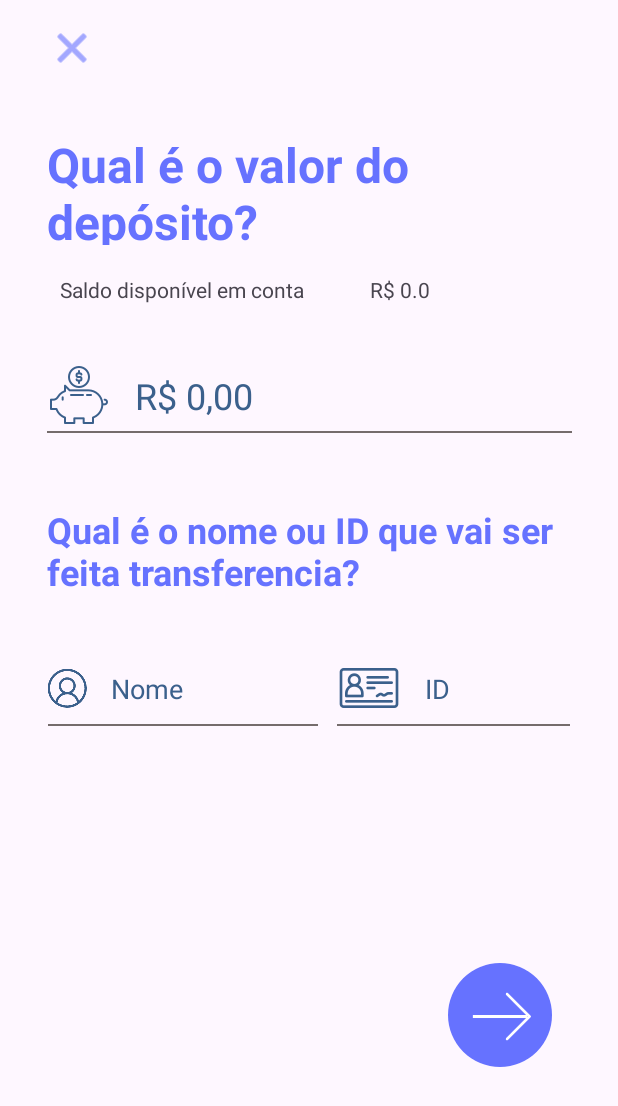
After one commit to EmillyLopes/Nubeink, an Android app: the DepositarActivity screen opened directly, with no data from a screen before it, on a phone screen of 412 x 824 dp. The commit adds this screen. Shown: the top 1106 px of the screen. Run offline under Robolectric (Android 15) with nearby library versions, the phone set to English and light mode, and no system bars; 2 statements that could not run were skipped.

Commit message:
[FEAT] - Criando deposito

```diff
--- a/app/src/main/AndroidManifest.xml
+++ b/app/src/main/AndroidManifest.xml
@@ -21,6 +21,9 @@
         <activity android:name=".view.TransferirActivity"
             android:exported="false"
             android:label=""/>
+        <activity android:name=".view.DepositarActivity"
+            android:exported="false"
+            android:label=""/>
         <activity
             android:name=".view.MainActivity"
             android:exported="true" >
--- /dev/null
+++ b/app/src/main/java/com/emy/nubeink/view/DepositarActivity.java
@@ -0,0 +1,115 @@
+package com.emy.nubeink.view;
+
+import android.content.Intent;
+import android.os.Bundle;
+import android.view.View;
+import android.widget.Button;
+import android.widget.EditText;
+import android.widget.ImageButton;
+import android.widget.TextView;
+import android.widget.Toast;
+
+import androidx.appcompat.app.AppCompatActivity;
+
+import com.emy.nubeink.R;
+import com.emy.nubeink.model.dto.Usuario;
+import com.emy.nubeink.model.service.SistemaUsuarios;
+
+public class DepositarActivity extends AppCompatActivity{
+
+    private Usuario usuarioLogado;
+    private SistemaUsuarios sistema;
+    private TextView TextSaldo;
+    private EditText editTextSaldo;
+    private EditText idConta;
+    private EditText nomeConta;
+    private Button buttonDeposito;
+    private ImageButton buttonSair;
+
+    @Override
+    protected void onCreate(Bundle savedInstanceState) {
+        super.onCreate(savedInstanceState);
+        setContentView(R.layout.activity_depositar);
+
+        // Inicializa o sistema de usuários
+        sistema = new SistemaUsuarios(this);
+
+        // Identificando os elementos da tela
+        TextSaldo = findViewById(R.id.textViewsSaldoRealDeposito);
+        editTextSaldo = findViewById(R.id.editTextValorDeposito);
+        nomeConta = findViewById(R.id.editTextNomeContaDeposito);
+        idConta = findViewById(R.id.editTextContaDestinoDeposito);
+        // Identificando botões
+        buttonDeposito = findViewById(R.id.buttonRealizarDeposito);
+        buttonSair = findViewById(R.id.imageButtonSairDeposito);
+
+        String nomeUsuario = getIntent().getStringExtra("NOME_USUARIO");
+        String emailUsuario = getIntent().getStringExtra("EMAIL_USUARIO");
+        double saldoUsuario = getIntent().getDoubleExtra("SALDO_USUARIO", 0.0);
+        long idUsuario = getIntent().getLongExtra("ID_USUARIO", 1);
+
+        usuarioLogado = new Usuario(idUsuario, nomeUsuario, emailUsuario, saldoUsuario);
+        Double saldoPeloBanco = sistema.buscarSaldoUsuario(usuarioLogado);
+        TextSaldo.setText("R$ " + saldoPeloBanco);
+
+        buttonDeposito.setOnClickListener(new View.OnClickListener() {
+            @Override
+            public void onClick(View v) {
+                String saldo = editTextSaldo.getText().toString();
+                String nome = nomeConta.getText().toString();
+                String idContaText = idConta.getText().toString();
+
+                Double valor = verificaSaldo(saldo);
+                buscarUsuario(valor, nome, idContaText);
+            }
+        });
+
+        buttonSair.setOnClickListener(new View.OnClickListener() {
+            @Override
+            public void onClick(View v) {
+                Toast.makeText(getApplicationContext(), "Cancelando operação e voltando para o menu principal", Toast.LENGTH_SHORT).show();
+                Intent intent = sistema.criarIntentUsuario(usuarioLogado, DepositarActivity.this, MenuActivity.class);
+                startActivity(intent);
+            }
+        });
+    }
+
+    private Double verificaSaldo(String valor) {
+        Double saldoValido = null;
+        try {
+            saldoValido = Double.parseDouble(valor);
+            if (saldoValido <= 0) {
+                Toast.makeText(getApplicationContext(), "O valor da transferência deve ser positivo.", Toast.LENGTH_SHORT).show();
+                saldoValido = null;
+            }
+        } catch (NumberFormatException e) {
+            Toast.makeText(getApplicationContext(), "Por favor, insira um valor válido.", Toast.LENGTH_SHORT).show();
+        }
+        return saldoValido;
+    }
+
+    private void buscarUsuario(Double valor, String nome, String idContaText) {
+        if (valor != null && valor != 0) {
+            if (!nome.isEmpty() || !idContaText.isEmpty()) {
+                long id = !idContaText.isEmpty() ? Long.parseLong(idContaText) : 0;
+                Usuario usuarioEncontrado = sistema.buscarUsuario(nome, id);
+
+                if (usuarioEncontrado != null) {
+                    realizarTransferencia(usuarioLogado, valor, usuarioEncontrado);
+                } else {
+                    Toast.makeText(getApplicationContext(), "Usuário não encontrado.", Toast.LENGTH_SHORT).show();
+                }
+            } else {
+                Toast.makeText(getApplicationContext(), "Digite um nome ou ID antes de buscar.", Toast.LENGTH_SHORT).show();
+            }
+        }
+    }
+
+    private void realizarTransferencia(Usuario usuarioLogado, double saldoTransferencia, Usuario usuarioDestino) {
+        sistema.realizarTransferencia(usuarioLogado, saldoTransferencia, usuarioDestino);
+        Toast.makeText(getApplicationContext(), "Transferência realizada com sucesso.", Toast.LENGTH_SHORT).show();
+
+        Intent intent = sistema.criarIntentUsuario(usuarioLogado, DepositarActivity.this, MenuActivity.class);
+        startActivity(intent);
+    }
+}
--- a/app/src/main/java/com/emy/nubeink/view/MenuActivity.java
+++ b/app/src/main/java/com/emy/nubeink/view/MenuActivity.java
@@ -29,6 +29,9 @@ public class MenuActivity extends AppCompatActivity {
     private Button buttonConta;
     private Button buttonMeusCartoes;
     private ImageButton buttonTransferir;
+    private ImageButton buttonPix;
+    private ImageButton buttonDeposito;
+    private ImageButton buttonSair;
 
     private SistemaUsuarios sistemaUsuarios;
 
@@ -51,6 +54,9 @@ public class MenuActivity extends AppCompatActivity {
         buttonConta = findViewById(R.id.buttonConta);
         buttonMeusCartoes = findViewById(R.id.buttonMeusCartoes);
         buttonTransferir = findViewById(R.id.buttonTransferir);
+        buttonSair = findViewById(R.id.imageButtonSairMenu);
+        buttonPix = findViewById(R.id.buttonPix);
+        buttonDeposito = findViewById(R.id.buttonDepositar);
 
         // Obtendo dados do Intent
         String nomeUsuario = getIntent().getStringExtra("NOME_USUARIO");
@@ -71,5 +77,29 @@ public class MenuActivity extends AppCompatActivity {
                 startActivity(it);
             }
         });
+
+        buttonPix.setOnClickListener(new View.OnClickListener() {
+            @Override
+            public void onClick(View v) {
+                Intent it = sistemaUsuarios.criarIntentUsuario(usuarioLogado,MenuActivity.this, TransferirActivity.class);
+                startActivity(it);
+            }
+        });
+
+        buttonDeposito.setOnClickListener(new View.OnClickListener() {
+            @Override
+            public void onClick(View v) {
+                Intent it = sistemaUsuarios.criarIntentUsuario(usuarioLogado,MenuActivity.this, DepositarActivity.class);
+                startActivity(it);
+            }
+        });
+
+        buttonSair.setOnClickListener(new View.OnClickListener() {
+            @Override
+            public void onClick(View v) {
+                Intent it = sistemaUsuarios.criarIntentUsuario(usuarioLogado,MenuActivity.this, MainActivity.class);
+                startActivity(it);
+            }
+        });
     }
 }
--- /dev/null
+++ b/app/src/main/res/layout/activity_depositar.xml
@@ -0,0 +1,138 @@
+<?xml version="1.0" encoding="utf-8"?>
+<androidx.constraintlayout.widget.ConstraintLayout
+    xmlns:android="http://schemas.android.com/apk/res/android"
+    xmlns:app="http://schemas.android.com/apk/res-auto"
+    xmlns:tools="http://schemas.android.com/tools"
+    android:layout_width="match_parent"
+    android:layout_height="match_parent">
+
+    <EditText
+        android:id="@+id/editTextValorDeposito"
+        android:layout_width="350dp"
+        android:layout_height="50dp"
+        android:layout_marginTop="36dp"
+        android:autofillHints="@string/zero"
+        android:background="@drawable/edittext_background"
+        android:drawableStart="@drawable/salvando"
+        android:drawablePadding="16dp"
+        android:ems="10"
+        android:hint="@string/zero"
+        android:inputType="text"
+        android:textColorHint="#3B608C"
+        android:textSize="24sp"
+        app:layout_constraintEnd_toEndOf="parent"
+        app:layout_constraintStart_toStartOf="parent"
+        app:layout_constraintTop_toBottomOf="@+id/textViewSaldoDisponivelDeposito" />
+
+    <Button
+        android:id="@+id/buttonRealizarDeposito"
+        android:layout_width="93dp"
+        android:layout_height="82dp"
+        android:layout_marginTop="148dp"
+        android:layout_marginEnd="32dp"
+        android:background="?android:attr/windowSplashScreenBackground"
+        android:drawableTop="@drawable/btn_arraw1"
+        android:drawableTintMode="screen"
+        app:layout_constraintEnd_toEndOf="parent"
+        app:layout_constraintTop_toBottomOf="@+id/editTextContaDestinoDeposito" />
+
+    <TextView
+        android:id="@+id/textViewQualValorDeposito"
+        android:layout_width="350dp"
+        android:layout_height="75dp"
+        android:layout_marginStart="32dp"
+        android:layout_marginTop="88dp"
+        android:layout_marginEnd="32dp"
+        android:text="@string/qualValorDeposito"
+        android:textColor="@color/purple_primary"
+        android:textSize="32sp"
+        android:textStyle="bold"
+        app:layout_constraintEnd_toEndOf="parent"
+        app:layout_constraintStart_toStartOf="parent"
+        app:layout_constraintTop_toTopOf="parent" />
+
+    <TextView
+        android:id="@+id/textViewSaldoDisponivelDeposito"
+        android:layout_width="wrap_content"
+        android:layout_height="19dp"
+        android:layout_marginStart="40dp"
+        android:layout_marginTop="20dp"
+        android:text="@string/saldoDisponivel"
+        app:layout_constraintStart_toStartOf="parent"
+        app:layout_constraintTop_toBottomOf="@+id/textViewQualValorDeposito" />
+
+    <TextView
+        android:id="@+id/textViewsSaldoRealDeposito"
+        android:layout_width="wrap_content"
+        android:layout_height="wrap_content"
+        android:layout_marginStart="-50dp"
+        android:layout_marginTop="20dp"
+        android:layout_marginEnd="32dp"
+        android:text="@string/saldoConta"
+        app:layout_constraintEnd_toEndOf="parent"
+        app:layout_constraintStart_toEndOf="@+id/textViewSaldoDisponivelDeposito"
+        app:layout_constraintTop_toBottomOf="@+id/textViewQualValorDeposito" />
+
+    <TextView
+        android:id="@+id/textInformacoesContaDeposito"
+        android:layout_width="350dp"
+        android:layout_height="73dp"
+        android:layout_marginStart="32dp"
+        android:layout_marginTop="48dp"
+        android:layout_marginEnd="32dp"
+        android:text="@string/qualContaDeposito"
+        android:textColor="@color/purple_primary"
+        android:textSize="24sp"
+        android:textStyle="bold"
+        app:layout_constraintEnd_toEndOf="parent"
+        app:layout_constraintStart_toStartOf="parent"
+        app:layout_constraintTop_toBottomOf="@+id/editTextValorDeposito" />
+
+    <EditText
+        android:id="@+id/editTextContaDestinoDeposito"
+        android:layout_width="155dp"
+        android:layout_height="50dp"
+        android:layout_marginTop="24dp"
+        android:layout_marginEnd="32dp"
+        android:autofillHints="@string/nome"
+        android:background="@drawable/edittext_background"
+        android:drawableStart="@drawable/id"
+        android:drawablePadding="16dp"
+        android:ems="10"
+        android:hint="@string/id"
+        android:inputType="text"
+        android:textColorHint="#3B608C"
+        android:textSize="18sp"
+        app:layout_constraintEnd_toEndOf="parent"
+        app:layout_constraintTop_toBottomOf="@+id/textInformacoesContaDeposito" />
+
+    <EditText
+        android:id="@+id/editTextNomeContaDeposito"
+        android:layout_width="180dp"
+        android:layout_height="50dp"
+        android:layout_marginStart="32dp"
+        android:layout_marginTop="24dp"
+        android:autofillHints="@string/nome"
+        android:background="@drawable/edittext_background"
+        android:drawableStart="@drawable/name"
+        android:drawablePadding="16dp"
+        android:ems="10"
+        android:hint="@string/nome"
+        android:inputType="text"
+        android:textColorHint="#3B608C"
+        android:textSize="18sp"
+        app:layout_constraintStart_toStartOf="parent"
+        app:layout_constraintTop_toBottomOf="@+id/textInformacoesContaDeposito" />
+
+    <ImageButton
+        android:id="@+id/imageButtonSairDeposito"
+        android:layout_width="wrap_content"
+        android:layout_height="wrap_content"
+        android:layout_marginStart="32dp"
+        android:layout_marginTop="16dp"
+        android:background="?android:attr/windowSplashScreenIconBackgroundColor"
+        app:layout_constraintStart_toStartOf="parent"
+        app:layout_constraintTop_toTopOf="parent"
+        app:srcCompat="@android:drawable/ic_menu_close_clear_cancel"
+        app:tint="@color/purple_primary" />
+</androidx.constraintlayout.widget.ConstraintLayout>
--- a/app/src/main/res/values/strings.xml
+++ b/app/src/main/res/values/strings.xml
@@ -25,8 +25,10 @@
     <string name="faturaAtual">Fatura Atual</string>
     <string name="limiteDisponivel">Limite disponível: R$ 730,00</string>
     <string name="zero">R$ 0,00</string>
-    <string name="qualContaTranferencia">Qual é o nome ou ID que vai ser feita transferência?</string>
+    <string name="qualValorTransferencia">Qual é o valor da transferencia?</string>
+    <string name="qualContaTranferencia">Qual é o nome ou ID que vai ser feita transferencia?</string>
     <string name="id">ID</string>
     <string name="qualValorDeposito">Qual é o valor do depósito?</string>
-    <string name="qualContaDeposito">Qual é o nome ou ID que vai ser feita depósito?</string>
+    <string name="qualContaDeposito">Qual é o nome ou ID que vai ser feita transferencia?</string>
+
 </resources>
```
